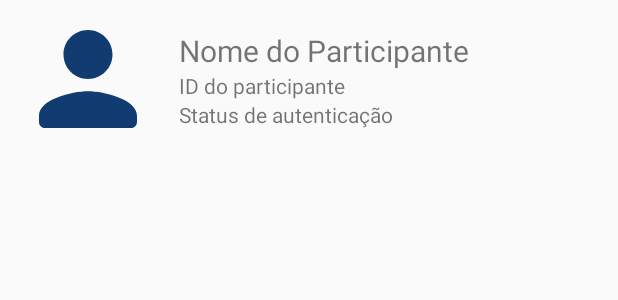
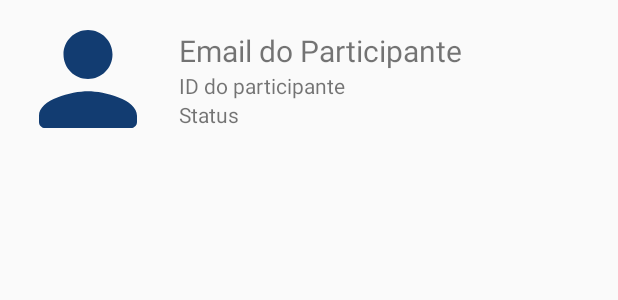
Before and after one commit to RubeeTo/Eventao, an Android app built with Jetpack Compose: the layout item_participant.xml on its own in the app's theme, with its tools: preview values and no code run, on a phone screen of 412 x 824 dp. Shown: the top 300 px of the screen. Run offline under Robolectric (Android 15) with nearby library versions, the phone set to English and light mode, and no system bars.

Commit message:
modifcação do participante adapter, e autenticação feita

```diff
--- a/app/src/main/java/com/example/app3/ParticipantAdapter.kt
+++ b/app/src/main/java/com/example/app3/ParticipantAdapter.kt
@@ -17,18 +17,16 @@ class ParticipantAdapter(private val participantList: List<ParticipantActivity.U
 
     override fun onBindViewHolder(holder: ParticipantViewHolder, position: Int) {
         val currentItem = participantList[position]
-//        holder.textViewName.text = currentItem.name
         holder.textViewEmail.text = currentItem.email
-//        holder.textViewCPF.text = currentItem.cpf
         holder.textViewId.text = currentItem.id
+        holder.textViewStatus.text = currentItem.status
     }
 
     override fun getItemCount() = participantList.size
 
     class ParticipantViewHolder(itemView: View) : RecyclerView.ViewHolder(itemView) {
-//        val textViewName: TextView = itemView.findViewById(R.id.textViewParticipantName)
         val textViewEmail: TextView = itemView.findViewById(R.id.textViewParticipantEmail)
-//        val textViewCPF: TextView = itemView.findViewById(R.id.textViewParticipantCPF)
         val textViewId: TextView = itemView.findViewById(R.id.textViewParticipantId)
+        val textViewStatus: TextView = itemView.findViewById(R.id.textViewParticipantStatus)
     }
 }
--- a/app/src/main/res/layout/item_participant.xml
+++ b/app/src/main/res/layout/item_participant.xml
@@ -38,7 +38,7 @@
                 android:id="@+id/textViewParticipantEmail"
                 android:layout_width="match_parent"
                 android:layout_height="wrap_content"
-                android:text="Nome do Participante"
+                android:text="Email do Participante"
                 android:textSize="20sp" />
 
             <TextView
@@ -49,10 +49,10 @@
                 android:textSize="14sp" />
 
             <TextView
-
+                android:id="@+id/textViewParticipantStatus"
                 android:layout_width="match_parent"
                 android:layout_height="wrap_content"
-                android:text="Status de autenticação"
+                android:text="Status"
                 android:textSize="14sp" />
 
         </LinearLayout>
```
Also changed, not shown: app/src/main/java/com/example/app3/ParticipantActivity.kt (+2 -9 lines).
